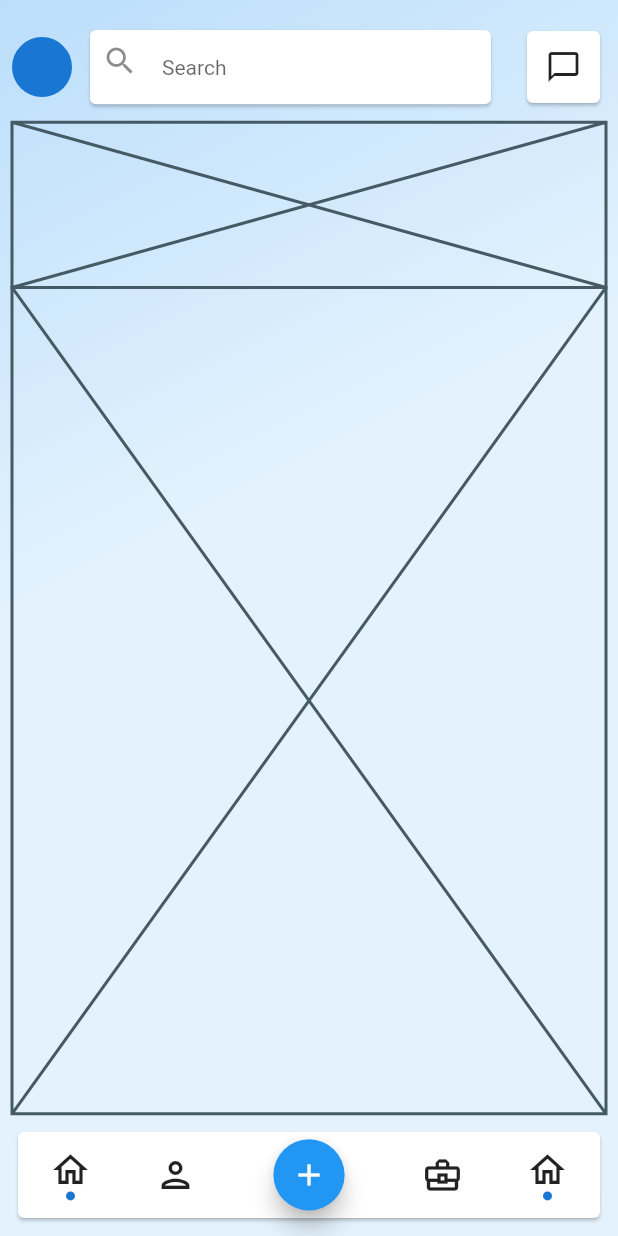
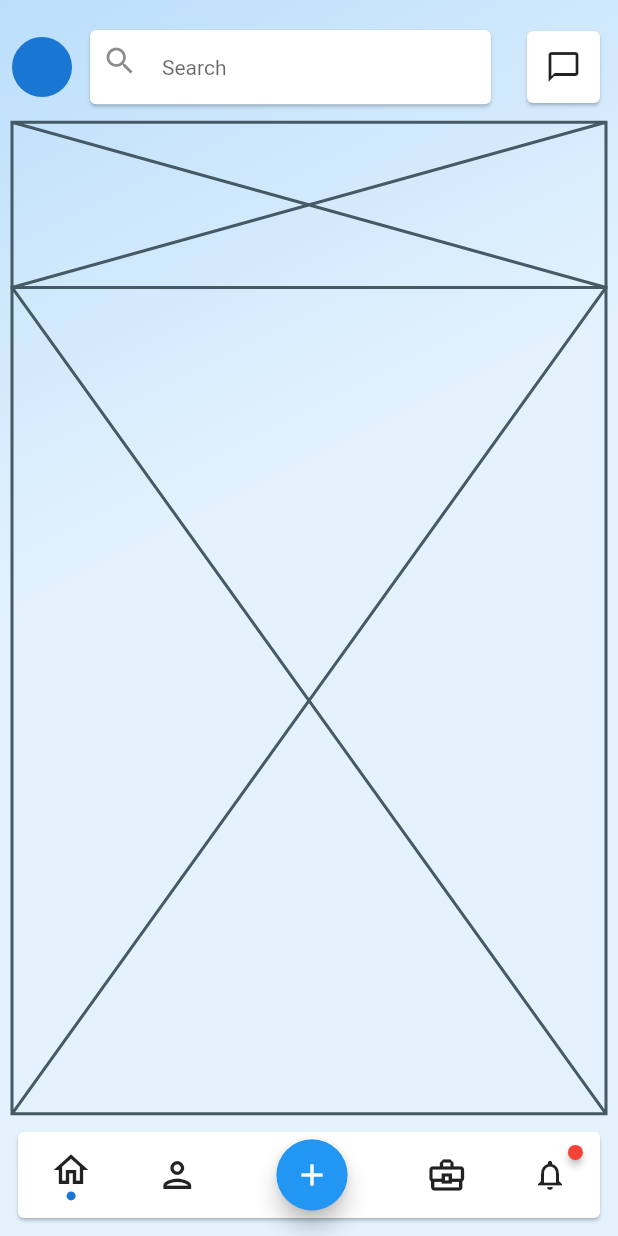
Before and after one commit to JAICHANGPARK/flutter_notebook_8th_story, a Flutter app: the screen it shows after launch, on a phone screen of 412 x 824 dp. Run offline on Flutter 3.47's test engine with Material 2 defaults, Android fonts, the phone set to English and light mode, and no system bars; drawn by our look-alikes of badges; our stand-ins replace flutter_hooks, google_fonts, hooks_riverpod, state_notifier.

Commit message:
Update linkedin_main_page.dart

```diff
--- a/lib/ep580_linkedin_app/linkedin_main_page.dart
+++ b/lib/ep580_linkedin_app/linkedin_main_page.dart
@@ -1,3 +1,4 @@
+import 'package:badges/badges.dart';
 import 'package:flutter/material.dart';
 
 class LinkedinMainPage extends StatefulWidget {
@@ -146,13 +147,9 @@ class _LinkedinMainPageState extends State<LinkedinMainPage> {
                           Column(
                             mainAxisAlignment: MainAxisAlignment.center,
                             children: [
-                              Icon(
-                                Icons.home_outlined,
-                                size: 28,
-                              ),
-                              CircleAvatar(
-                                radius: 3,
-                              )
+                             Badge(
+                               child: Icon(Icons.notifications_none),
+                             )
                             ],
                           ),
                         ],
```
